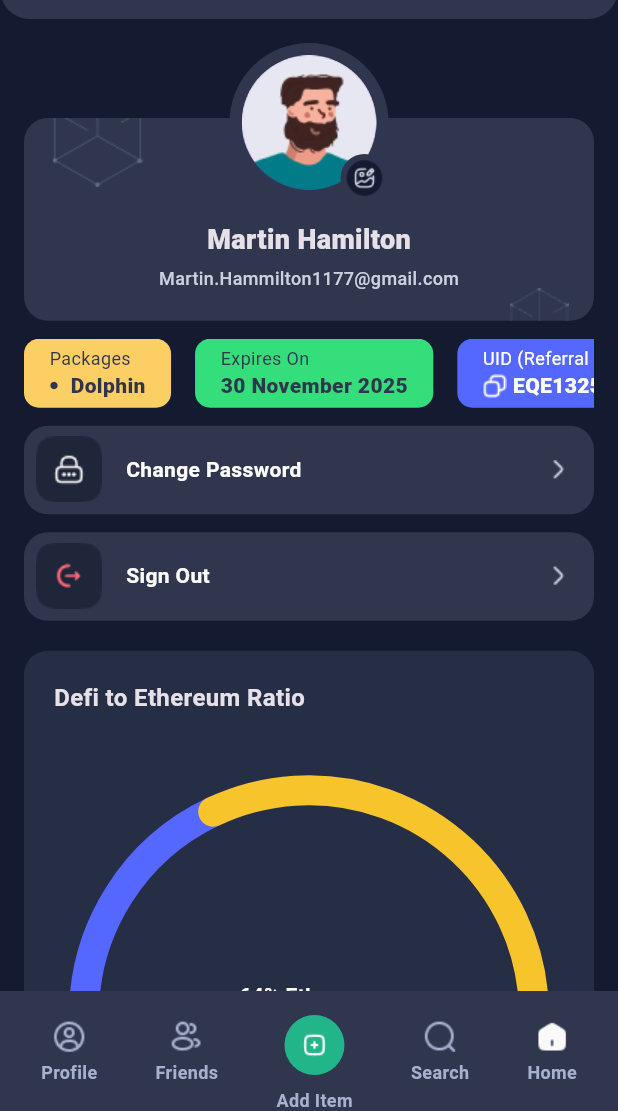
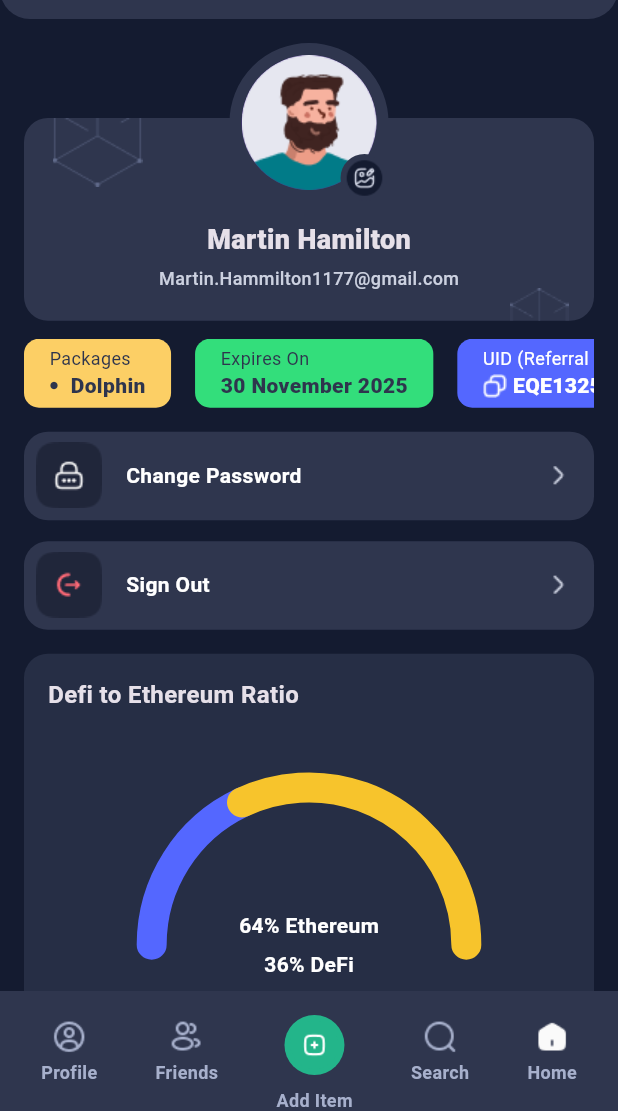
Before and after one commit to amirhosseinghanipour/donget, a Flutter app: the screen it shows after launch, on a phone screen of 412 x 824 dp, the part 125-1236 px from its top. Run offline on Flutter 3.47's test engine with Material 3 defaults, Android fonts, the phone set to English and light mode, and no system bars.

Commit message:
update padding and spacing

```diff
--- a/lib/main.dart
+++ b/lib/main.dart
@@ -237,16 +237,16 @@ class ProfilePage extends StatelessWidget {
                     ),
                   ),
 
-                  const SizedBox(height: 12),
+                  const SizedBox(height: 16),
 
                   // change password
                   _buildMenuItem(Icons.lock_outline, "Change Password"),
-                  const SizedBox(height: 12),
+                  const SizedBox(height: 14),
 
                   // sign out
                   _buildMenuItem(Icons.logout, "Sign Out"),
 
-                  const SizedBox(height: 20),
+                  const SizedBox(height: 16),
 
                   // gauge chart
                   Container(
@@ -255,17 +255,22 @@ class ProfilePage extends StatelessWidget {
                       color: const Color(0xFF262E45),
                       borderRadius: BorderRadius.circular(16),
                     ),
-                    padding: const EdgeInsets.all(20),
+                    padding: EdgeInsets.zero,
                     child: Column(
+                      mainAxisSize: MainAxisSize.min,
                       crossAxisAlignment: CrossAxisAlignment.start,
                       children: [
-                        const Text("Defi to Ethereum Ratio",
+                        Padding(
+                          padding: const EdgeInsets.all(16),
+                          child: const Text("Defi to Ethereum Ratio",
                               style: TextStyle(
-                                fontWeight: FontWeight.bold, fontSize: 16)),
-                        const SizedBox(height: 100),
+                                  fontWeight: FontWeight.w700, fontSize: 16)),
+                        ),
+                        const SizedBox(height: 36),
 
-                        SizedBox(
-                          height: 200,
+                        Padding(
+                          padding: const EdgeInsets.only(top: 80, bottom: 32.68, left: 65.12, right:65.12),
+                          child: SizedBox(
                             child: CustomPaint(
                               painter: GaugeChartPainter(),
                               child: Center(
@@ -282,6 +287,7 @@ class ProfilePage extends StatelessWidget {
                                             fontWeight: FontWeight.bold,
                                             color: Colors.white)),
                                   ],
+                                ),
                               ),
                             ),
                           ),
```
Lines whose indentation alone changed are shown as unchanged.
